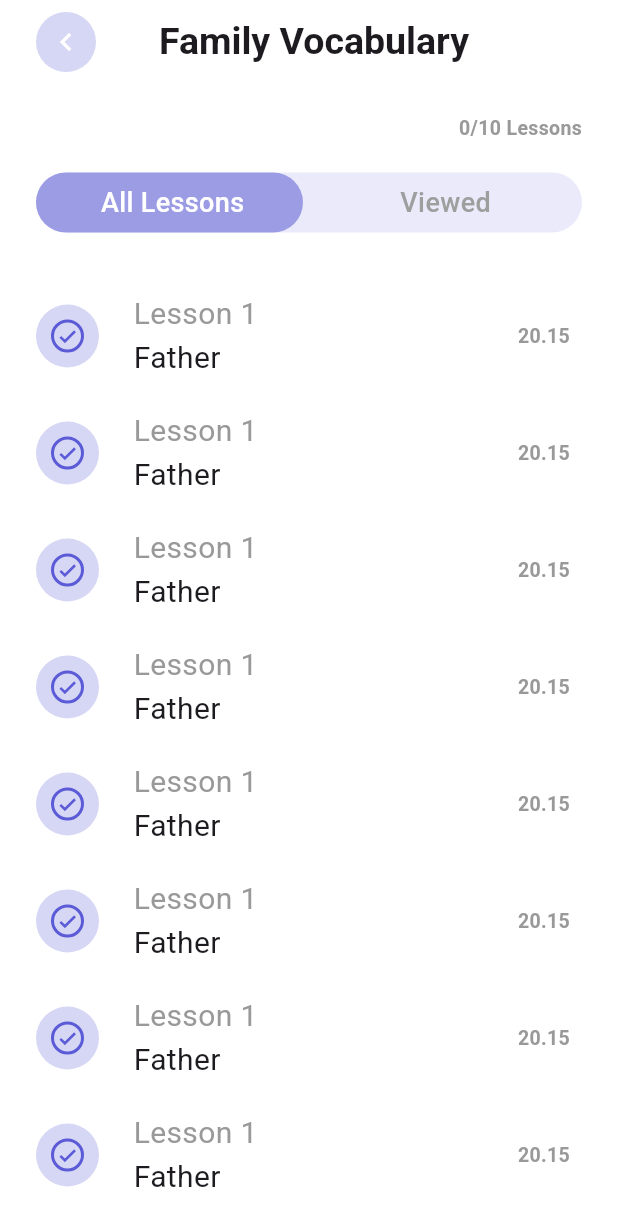
After one commit to Al-zahraa-ahmed/Graduation-project, a Flutter app: the LessonsScreen screen opened directly, on a phone screen of 412 x 824 dp. The commit adds this screen. Shown: the top 1226 px of the screen. Run offline on Flutter 3.47's test engine with Material 3 defaults, Android fonts, the light colour scheme and no system bars; our stand-ins replace dots_indicator, percent_indicator.

Commit message:
Finishing lessons screen

```diff
--- a/lib/l10n/intl_en.arb
+++ b/lib/l10n/intl_en.arb
@@ -118,7 +118,7 @@
     "familydec":"Signs for family and social relationships.",
 
     "screen13":"lessons",
-    "lessons.vocab":"Vocabulary",
+    "lessons_vocab":"Family Vocabulary",
     "lessons.num":"Lessons",
     "lessons.all":"All Lessons",
     "lessons.viewed":"Viewed",
--- a/lib/presentation/CategouriesPage/Widgets/learningcards.dart
+++ b/lib/presentation/CategouriesPage/Widgets/learningcards.dart
@@ -1,18 +1,29 @@
-
 import 'package:flutter/material.dart';
 import 'package:graduation_project/Core/TextStyles/TextStyles.dart';
 import 'package:graduation_project/generated/l10n.dart';
 import 'package:graduation_project/presentation/CategouriesPage/Widgets/percentage.dart';
+import 'package:graduation_project/presentation/Lessons/lessons.dart';
 
 class LearningCards extends StatelessWidget {
   const LearningCards({super.key});
 
   @override
   Widget build(BuildContext context) {
-    return Stack(
+    return GestureDetector(
+      onTap: () {
+        Navigator.push(
+          context,
+          MaterialPageRoute(
+            builder: (builder) {
+              return LessonsScreen();
+            },
+          ),
+        );
+      },
+      child: Stack(
         children: [
           AspectRatio(
-          aspectRatio: 155/155,
+            aspectRatio: 155 / 155,
             child: Container(
               width: 152,
               height: 155,
@@ -50,12 +61,23 @@ class LearningCards extends StatelessWidget {
             ),
           ),
 
-        Align(alignment: AlignmentGeometry.centerRight,child: Padding(
+          Align(
+            alignment: AlignmentGeometry.centerRight,
+            child: Padding(
               padding: const EdgeInsets.only(right: 1.0),
               child: Image.asset("Assets/images/Ellipse 2.png"),
-        )),
-        Align(alignment: AlignmentGeometry.centerRight,child: Image.asset("Assets/images/arrow.png", width: 15, height: 13)),
+            ),
+          ),
+          Align(
+            alignment: AlignmentGeometry.centerRight,
+            child: Image.asset(
+              "Assets/images/arrow.png",
+              width: 15,
+              height: 13,
+            ),
+          ),
         ],
+      ),
     );
   }
 }
--- /dev/null
+++ b/lib/presentation/Lessons/Widgets/CustomSegmentedControl.dart
@@ -0,0 +1,92 @@
+
+import 'package:flutter/material.dart';
+
+class CustomSegmentedControl extends StatefulWidget {
+  const CustomSegmentedControl({super.key});
+
+  @override
+  State<CustomSegmentedControl> createState() => _CustomSegmentedControlState();
+}
+
+class _CustomSegmentedControlState extends State<CustomSegmentedControl> {
+  bool isAllSelected = true;
+
+  @override
+  Widget build(BuildContext context) {
+    return Center(
+      child: Container(
+        width: double.infinity,
+        height: 40,
+        // padding: const EdgeInsets.all(6),
+        decoration: BoxDecoration(
+          color: const Color(0xffEAEAFA),
+          borderRadius: BorderRadius.circular(40),
+        ),
+        child: Stack(
+          children: [
+            /// 🔵 الخلفية المتحركة
+            AnimatedAlign(
+              duration: const Duration(milliseconds: 250),
+              curve: Curves.easeInOut,
+              alignment: isAllSelected
+                  ? Alignment.centerLeft
+                  : Alignment.centerRight,
+              child: Container(
+                width: 178,
+                height: 40,
+                decoration: BoxDecoration(
+                  color: const Color(0xff9C9CE5),
+                  borderRadius: BorderRadius.circular(40),
+                ),
+              ),
+            ),
+
+            /// 🟢 النصوص
+            Row(
+              children: [
+                Expanded(
+                  child: GestureDetector(
+                    onTap: () {
+                      setState(() {
+                        isAllSelected = true;
+                      });
+                    },
+                    child: Center(
+                      child: Text(
+                        "All Lessons",
+                        style: TextStyle(
+                          fontSize: 18,
+                          fontWeight: FontWeight.w500,
+                          color: isAllSelected ? Colors.white : Colors.grey,
+                        ),
+                      ),
+                    ),
+                  ),
+                ),
+                Expanded(
+                  child: GestureDetector(
+                    onTap: () {
+                      setState(() {
+                        isAllSelected = false;
+                      });
+                    },
+                    child: Center(
+                      child: Text(
+                        "Viewed",
+                        style: TextStyle(
+                          fontSize: 18,
+                          fontWeight: FontWeight.w500,
+                          color: isAllSelected ? Colors.grey : Colors.white,
+                        ),
+                      ),
+                    ),
+                  ),
+                ),
+              ],
+            ),
+          ],
+        ),
+      ),
+    );
+  }
+}
--- /dev/null
+++ b/lib/presentation/Lessons/Widgets/lesson.dart
@@ -0,0 +1,77 @@
+
+import 'package:flutter/material.dart';
+import 'package:graduation_project/Core/TextStyles/TextStyles.dart';
+
+class Lesson extends StatefulWidget {
+  const Lesson({super.key});
+
+  @override
+  State<Lesson> createState() => _LessonState();
+}
+
+class _LessonState extends State<Lesson> {
+  bool isselected = false;
+
+  @override
+  Widget build(BuildContext context) {
+    return Padding(
+      padding: const EdgeInsets.only(bottom: 20.0,right: 8),
+      child: Row(
+        children: [
+          Container(
+            padding: EdgeInsets.all(10),
+            width: 42,
+            height: 42,
+            decoration: BoxDecoration(
+              color: Color(0xffD6D6F5),
+              borderRadius: BorderRadius.circular(40),
+            ),
+
+            child: GestureDetector(
+              onTap: () {
+                setState(() {
+                  isselected = !isselected;
+                });
+              },
+              child: Container(
+                height: 22,
+                width: 22,
+                // padding: EdgeInsets.all(3),
+                decoration: BoxDecoration(
+                  color: isselected ? Color(0xff5B5BD7) : null,
+                  borderRadius: BorderRadius.circular(40),
+                  border: Border.all(width: 2, color: Color(0xff5B5BD7)),
+                ),
+                child: Center(
+                  child: Icon(
+                    fontWeight: FontWeight.w800,
+                    size: 14,
+                    Icons.check,
+                    color: isselected ? Colors.white : Color(0xff5B5BD7),
+                  ),
+                ),
+              ),
+            ),
+          ),
+
+      // **************************
+          SizedBox(width: 23,),
+          Column(
+            crossAxisAlignment: CrossAxisAlignment.start,
+            children: [
+              Text("Lesson 1",style: TextStyle(fontSize: 20,color: Color(0xff999999)),),
+              // SizedBox(height: 5,),
+              Text("Father",style: TextStyle(fontSize: 20,),),
+            ],
+          ),
+              Expanded(child: SizedBox()),
+              Text("20.15",style: Textstyles.medium13.copyWith(color: Color(0xff999999)),),
+
+
+
+
+        ],
+      ),
+    );
+  }
+}
--- /dev/null
+++ b/lib/presentation/Lessons/lessons.dart
@@ -0,0 +1,59 @@
+import 'package:flutter/material.dart';
+import 'package:graduation_project/Core/TextStyles/TextStyles.dart';
+import 'package:graduation_project/generated/l10n.dart';
+import 'package:graduation_project/presentation/Lessons/Widgets/CustomSegmentedControl.dart';
+import 'package:graduation_project/presentation/Lessons/Widgets/lesson.dart';
+
+class LessonsScreen extends StatelessWidget {
+  const LessonsScreen({super.key});
+
+  @override
+  Widget build(BuildContext context) {
+    return Scaffold(
+      appBar: AppBar(
+        leadingWidth: 90,
+        centerTitle: true,
+        leading: Row(
+          children: [
+            SizedBox(width: 20),
+            IconButton(
+              style: IconButton.styleFrom(backgroundColor: Color(0xffD6D6F5)),
+              color: Colors.white,
+              onPressed: () {
+                Navigator.pop(context);
+              },
+              icon: Icon(Icons.chevron_left),
+            ),
+          ],
+        ),
+        title: Text(S.of(context).lessons_vocab, style: Textstyles.medium25),
+      ),
+      body: Padding(
+        padding: const EdgeInsets.symmetric(horizontal: 24.0),
+        child: Column(
+          children: [
+            SizedBox(height: 20),
+            Align(
+              alignment: AlignmentGeometry.centerRight,
+              child: Text(
+                "0/10 Lessons",
+                style: Textstyles.medium13.copyWith(color: Color(0xff999999)),
+              ),
+            ),
+            SizedBox(height: 20),
+            CustomSegmentedControl(),
+            SizedBox(height: 40),
+Expanded(
+  child: ListView.builder(
+    itemCount: 10,
+    itemBuilder: (context, index) {
+      return Lesson();
+    },
+  ),
+)
+          ],
+        ),
+      ),
+    );
+  }
+}
--- a/lib/presentation/QuizResult/QuizResult.dart
+++ b/lib/presentation/QuizResult/QuizResult.dart
@@ -1,11 +1,9 @@
 import 'package:flutter/material.dart';
-import 'package:graduation_project/Core/TextStyles/TextStyles.dart';
 import 'package:graduation_project/presentation/LearningHome/learninghome.dart';
 import 'package:graduation_project/presentation/QuizResult/Widgets/AmazingContainer.dart';
 import 'package:graduation_project/presentation/QuizResult/Widgets/ExamResult.dart';
 import 'package:graduation_project/presentation/QuizResult/Widgets/ScoreContainer.dart';
 import 'package:graduation_project/presentation/QuizResult/Widgets/quickReviewButtons.dart';
-import 'package:percent_indicator/percent_indicator.dart';
 
 class QuickResult extends StatelessWidget {
   const QuickResult({super.key});
```
Also changed, not shown: lib/generated/intl/messages_en.dart, lib/generated/l10n.dart. Lines whose indentation alone changed are shown as unchanged.
